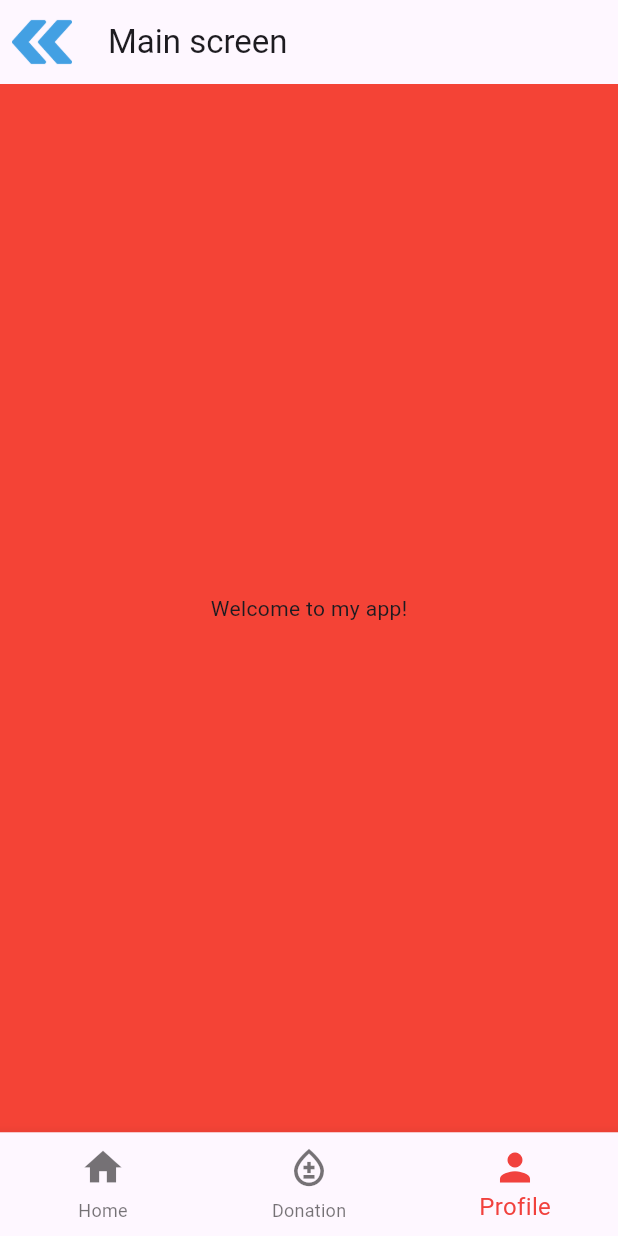
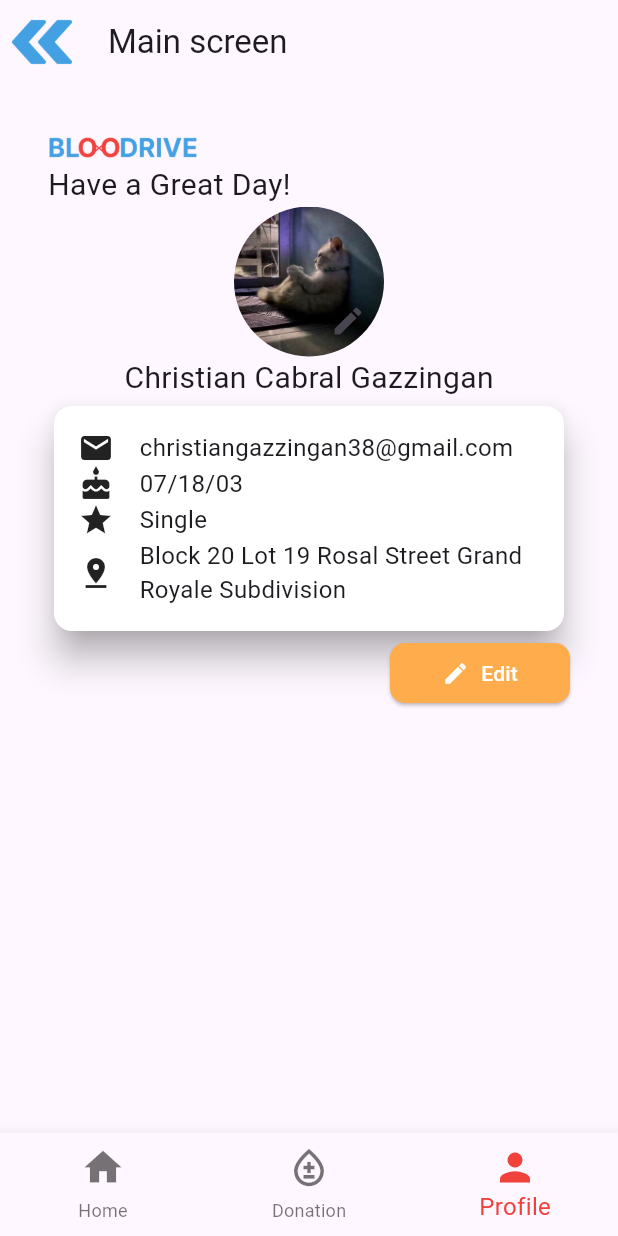
Before and after one commit to BarelyAnXer/bloodrive, a Flutter app: the MainScreen screen opened directly, item 3 of the bottom bar chosen, on a phone screen of 412 x 824 dp. Run offline on Flutter 3.47's test engine with Material 3 defaults, Android fonts, the phone set to English and light mode, and no system bars; our stand-ins replace fluttertoast.

Commit message:
layout profile screen done

```diff
--- /dev/null
+++ b/lib/screens/edit_profile_screen.dart
@@ -0,0 +1,17 @@
+import 'package:flutter/cupertino.dart';
+
+class EditProfileScreen extends StatefulWidget {
+  const EditProfileScreen({super.key});
+
+  @override
+  State<EditProfileScreen> createState() => _EditProfileScreenState();
+}
+
+class _EditProfileScreenState extends State<EditProfileScreen> {
+  @override
+  Widget build(BuildContext context) {
+    return const Center(
+      child: Text('Edit profile screen'),
+    );
+  }
+}
--- a/lib/screens/profile_screen.dart
+++ b/lib/screens/profile_screen.dart
@@ -1,3 +1,4 @@
+import 'package:blood_drive/screens/edit_profile_screen.dart';
 import 'package:flutter/cupertino.dart';
 import 'package:flutter/material.dart';
 
@@ -12,8 +13,161 @@ class _ProfileScreenState extends State<ProfileScreen> {
   @override
   Widget build(BuildContext context) {
     return Container(
-      color: Colors.red,
-      child: const Center(child: Text('Welcome to my app!')),
+      child: Padding(
+        padding: const EdgeInsets.all(32.0),
+        child: Column(crossAxisAlignment: CrossAxisAlignment.start, children: [
+          Image.asset(
+            'assets/logo.png',
+            width: 100,
+            // height: 100,
+          ),
+          const Text('Have a Great Day!',
+              style: TextStyle(
+                fontSize: 20.0,
+              )),
+          const SizedBox(
+            width: double.infinity,
+            child: Column(
+              mainAxisAlignment: MainAxisAlignment.center,
+              children: [
+                CircularImageWithOverlay(),
+                Text("Christian Cabral Gazzingan",
+                    style: TextStyle(
+                      fontSize: 20.0,
+                    )),
+              ],
+            ),
+          ),
+          Card(
+            color: const Color(0xFFFFFFFF),
+            elevation: 10, // Adjust the elevation value as needed
+            shadowColor: Colors.grey, // Set the shadow color as needed
+            child: Container(
+              padding: const EdgeInsets.all(16.0),
+              child: const Column(
+                children: [
+                  Row(
+                    mainAxisAlignment: MainAxisAlignment.start,
+                    children: [
+                      Icon(Icons.email),
+                      SizedBox(width: 17.0),
+                      Expanded(
+                        child: Text(
+                          'christiangazzingan38@gmail.com',
+                          style: TextStyle(fontSize: 16.0),
+                        ),
+                      ),
+                    ],
+                  ),
+                  Row(
+                    mainAxisAlignment: MainAxisAlignment.start,
+                    children: [
+                      Icon(Icons.cake),
+                      SizedBox(width: 17.0),
+                      Expanded(
+                        child: Text(
+                          '07/18/03',
+                          style: TextStyle(fontSize: 16.0),
+                        ),
+                      ),
+                    ],
+                  ),
+                  Row(
+                    mainAxisAlignment: MainAxisAlignment.start,
+                    children: [
+                      Icon(Icons.star),
+                      SizedBox(width: 17.0),
+                      Expanded(
+                        child: Text(
+                          'Single',
+                          style: TextStyle(fontSize: 16.0),
+                        ),
+                      ),
+                    ],
+                  ),
+                  Row(
+                    mainAxisAlignment: MainAxisAlignment.start,
+                    children: [
+                      Icon(Icons.pin_drop),
+                      SizedBox(width: 17.0),
+                      Expanded(
+                        child: Text(
+                          'Block 20 Lot 19 Rosal Street Grand\nRoyale Subdivision',
+                          style: TextStyle(fontSize: 16.0),
+                        ),
+                      ),
+                    ],
+                  ),
+                ],
+              ),
+            ),
+          ),
+          Align(
+            alignment: Alignment.centerRight,
+            child: Container(
+              width: 120,
+              child: ElevatedButton(
+                onPressed: () {
+                  print('Edit button pressed!');
+                  Navigator.of(context).pushReplacement(MaterialPageRoute(
+                      builder: (_) => const EditProfileScreen()));
+                },
+                style: ElevatedButton.styleFrom(
+                  foregroundColor: Colors.white,
+                  backgroundColor: const Color(0xFFFFAC4D),
+                  shape: RoundedRectangleBorder(
+                    borderRadius: BorderRadius.circular(10),
+                  ),
+                ),
+                child: const Row(
+                  mainAxisAlignment: MainAxisAlignment.center,
+                  children: [
+                    Icon(Icons.edit),
+                    SizedBox(width: 8.0),
+                    Text('Edit'),
+                  ],
+                ),
+              ),
+            ),
+          ),
+        ]),
+      ),
     );
   }
 }
+
+class CircularImageWithOverlay extends StatelessWidget {
+  const CircularImageWithOverlay({super.key});
+
+  @override
+  Widget build(BuildContext context) {
+    return InkWell(
+      onTap: () {
+        print('Image Clicked!');
+      },
+      child: Stack(
+        children: [
+          ClipOval(
+            child: Image.asset(
+              'assets/profile.jpg',
+              width: 100,
+              height: 100,
+              fit: BoxFit.cover,
+            ),
+          ),
+          Positioned(
+            bottom: 0,
+            right: 0,
+            child: IconButton(
+              icon: const Icon(Icons.edit), // Replace with your desired icon
+              onPressed: () {
+                // Handle icon click action here
+                print('Icon Clicked!');
+              },
+            ),
+          ),
+        ],
+      ),
+    );
+  }
+}
--- a/pubspec.yaml
+++ b/pubspec.yaml
@@ -63,6 +63,7 @@ flutter:
     # To add assets to your application, add an assets section, like this:
   assets:
       - assets/
+      - assets/profile.jpg
 
   # An image asset can refer to one or more resolution-specific "variants", see
   # https://flutter.dev/assets-and-images/#resolution-aware
```
Also changed, not shown: assets/profile.jpg (added).
